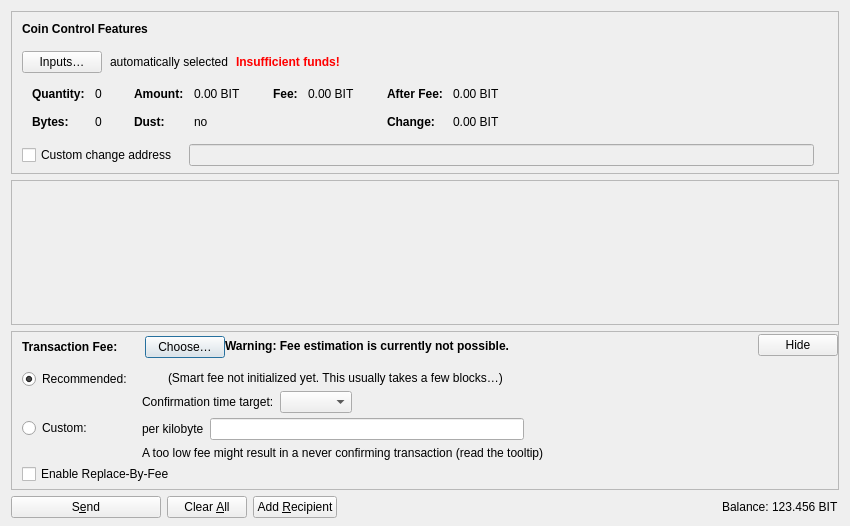
This is src/qt/forms/sendcoinsdialog.ui in bitnet-io/bitnet-core as Qt 5 draws it before an edit. The edited form follows.
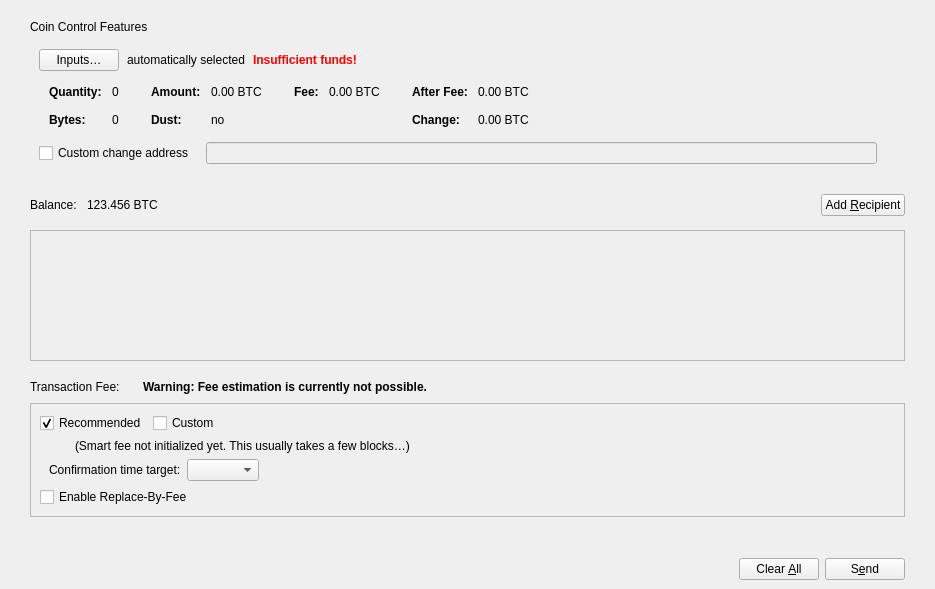
This is the edited form. Icons and pictures are not drawn. Custom widgets are drawn as their Qt base class.

Commit message: attempt to push 70035 for changes for POS every previous version will break must use new version

Patch:
```diff
--- a/src/qt/forms/sendcoinsdialog.ui
+++ b/src/qt/forms/sendcoinsdialog.ui
@@ -6,41 +6,37 @@
    <rect>
     <x>0</x>
     <y>0</y>
-    <width>850</width>
-    <height>526</height>
+    <width>935</width>
+    <height>589</height>
    </rect>
   </property>
   <property name="windowTitle">
    <string>Send Coins</string>
   </property>
-  <layout class="QVBoxLayout" name="verticalLayout" stretch="0,1,0,0">
+  <layout class="QVBoxLayout" name="verticalLayout_6">
+   <property name="leftMargin">
+    <number>0</number>
+   </property>
+   <property name="rightMargin">
+    <number>0</number>
+   </property>
    <property name="bottomMargin">
-    <number>8</number>
+    <number>0</number>
    </property>
    <item>
-    <widget class="QFrame" name="frameCoinControl">
-     <property name="sizePolicy">
-      <sizepolicy hsizetype="Expanding" vsizetype="Expanding">
-       <horstretch>0</horstretch>
-       <verstretch>0</verstretch>
-      </sizepolicy>
+    <layout class="QVBoxLayout" name="verticalLayout_11">
+     <property name="leftMargin">
+      <number>30</number>
      </property>
-     <property name="maximumSize">
-      <size>
-       <width>16777215</width>
-       <height>16777215</height>
-      </size>
+     <property name="topMargin">
+      <number>9</number>
      </property>
-     <property name="frameShape">
-      <enum>QFrame::StyledPanel</enum>
+     <property name="rightMargin">
+      <number>30</number>
      </property>
-     <property name="frameShadow">
-      <enum>QFrame::Sunken</enum>
-     </property>
-     <layout class="QVBoxLayout" name="verticalLayoutCoinControl2">
-      <property name="spacing">
-       <number>0</number>
-      </property>
+     <item>
+      <widget class="QWidget" name="coinControlWidget" native="true">
+       <layout class="QVBoxLayout" name="verticalLayout_9">
       <property name="leftMargin">
        <number>0</number>
       </property>
@@ -51,48 +47,26 @@
        <number>0</number>
       </property>
       <property name="bottomMargin">
-       <number>6</number>
-      </property>
-      <item>
-       <layout class="QVBoxLayout" name="verticalLayoutCoinControl" stretch="0,0,0,0,1">
-        <property name="spacing">
          <number>0</number>
         </property>
-        <property name="leftMargin">
-         <number>10</number>
-        </property>
-        <property name="topMargin">
-         <number>10</number>
-        </property>
         <item>
-         <layout class="QHBoxLayout" name="horizontalLayoutCoinControl1">
-          <property name="bottomMargin">
-           <number>15</number>
-          </property>
-          <item>
-           <widget class="QLabel" name="labelCoinControlFeatures">
-            <property name="sizePolicy">
-             <sizepolicy hsizetype="Preferred" vsizetype="Maximum">
-              <horstretch>0</horstretch>
-              <verstretch>0</verstretch>
-             </sizepolicy>
-            </property>
-            <property name="font">
-             <font>
-              <weight>75</weight>
-              <bold>true</bold>
-             </font>
-            </property>
-            <property name="styleSheet">
-             <string notr="true">font-weight:bold;</string>
-            </property>
+         <widget class="QLabel" name="label_2">
             <property name="text">
              <string>Coin Control Features</string>
             </property>
            </widget>
           </item>
-         </layout>
-        </item>
+        <item>
+         <widget class="QWidget" name="coinControlContentsWidget" native="true">
+          <layout class="QVBoxLayout" name="verticalLayout_8">
+           <property name="bottomMargin">
+            <number>6</number>
+           </property>
+           <item>
+            <layout class="QVBoxLayout" name="verticalLayoutCoinControl" stretch="0,0,0,1">
+             <property name="spacing">
+              <number>0</number>
+             </property>
         <item>
          <layout class="QHBoxLayout" name="horizontalLayoutCoinControl2" stretch="0,0,0,0">
           <property name="spacing">
@@ -247,7 +221,7 @@
                   <number>0</number>
                  </property>
                  <property name="textInteractionFlags">
-                  <set>Qt::LinksAccessibleByMouse|Qt::TextSelectableByKeyboard|Qt::TextSelectableByMouse</set>
+                       <set>Qt::LinksAccessibleByMouse|Qt::TextSelectableByMouse</set>
                  </property>
                 </widget>
                </item>
@@ -276,7 +250,7 @@
                   <string notr="true">0</string>
                  </property>
                  <property name="textInteractionFlags">
-                  <set>Qt::LinksAccessibleByMouse|Qt::TextSelectableByKeyboard|Qt::TextSelectableByMouse</set>
+                       <set>Qt::LinksAccessibleByMouse|Qt::TextSelectableByMouse</set>
                  </property>
                 </widget>
                </item>
@@ -324,10 +298,10 @@
                   <enum>Qt::ActionsContextMenu</enum>
                  </property>
                  <property name="text">
-                  <string notr="true">0.00 BIT</string>
+                       <string notr="true">0.00 BTC</string>
                  </property>
                  <property name="textInteractionFlags">
-                  <set>Qt::LinksAccessibleByMouse|Qt::TextSelectableByKeyboard|Qt::TextSelectableByMouse</set>
+                       <set>Qt::LinksAccessibleByMouse|Qt::TextSelectableByMouse</set>
                  </property>
                 </widget>
                </item>
@@ -356,7 +330,7 @@
                   <string notr="true">no</string>
                  </property>
                  <property name="textInteractionFlags">
-                  <set>Qt::LinksAccessibleByMouse|Qt::TextSelectableByKeyboard|Qt::TextSelectableByMouse</set>
+                       <set>Qt::LinksAccessibleByMouse|Qt::TextSelectableByMouse</set>
                  </property>
                 </widget>
                </item>
@@ -404,10 +378,10 @@
                   <enum>Qt::ActionsContextMenu</enum>
                  </property>
                  <property name="text">
-                  <string notr="true">0.00 BIT</string>
+                       <string notr="true">0.00 BTC</string>
                  </property>
                  <property name="textInteractionFlags">
-                  <set>Qt::LinksAccessibleByMouse|Qt::TextSelectableByKeyboard|Qt::TextSelectableByMouse</set>
+                       <set>Qt::LinksAccessibleByMouse|Qt::TextSelectableByMouse</set>
                  </property>
                 </widget>
                </item>
@@ -455,10 +429,10 @@
                   <enum>Qt::ActionsContextMenu</enum>
                  </property>
                  <property name="text">
-                  <string notr="true">0.00 BIT</string>
+                       <string notr="true">0.00 BTC</string>
                  </property>
                  <property name="textInteractionFlags">
-                  <set>Qt::LinksAccessibleByMouse|Qt::TextSelectableByKeyboard|Qt::TextSelectableByMouse</set>
+                       <set>Qt::LinksAccessibleByMouse|Qt::TextSelectableByMouse</set>
                  </property>
                 </widget>
                </item>
@@ -484,10 +458,10 @@
                   <enum>Qt::ActionsContextMenu</enum>
                  </property>
                  <property name="text">
-                  <string notr="true">0.00 BIT</string>
+                       <string notr="true">0.00 BTC</string>
                  </property>
                  <property name="textInteractionFlags">
-                  <set>Qt::LinksAccessibleByMouse|Qt::TextSelectableByKeyboard|Qt::TextSelectableByMouse</set>
+                       <set>Qt::LinksAccessibleByMouse|Qt::TextSelectableByMouse</set>
                  </property>
                 </widget>
                </item>
@@ -510,7 +484,7 @@
            <number>5</number>
           </property>
           <property name="rightMargin">
-           <number>5</number>
+                <number>0</number>
           </property>
           <item>
            <widget class="QCheckBox" name="checkBoxCoinControlChange">
@@ -577,6 +551,138 @@
      </layout>
     </widget>
    </item>
+       </layout>
+      </widget>
+     </item>
+    </layout>
+   </item>
+   <item>
+    <widget class="QWidget" name="widgetRecipients" native="true">
+     <property name="sizePolicy">
+      <sizepolicy hsizetype="Preferred" vsizetype="Preferred">
+       <horstretch>0</horstretch>
+       <verstretch>1</verstretch>
+      </sizepolicy>
+     </property>
+     <layout class="QVBoxLayout" name="verticalLayout_7">
+      <property name="spacing">
+       <number>0</number>
+      </property>
+      <property name="leftMargin">
+       <number>30</number>
+      </property>
+      <property name="topMargin">
+       <number>0</number>
+      </property>
+      <property name="rightMargin">
+       <number>30</number>
+      </property>
+      <property name="bottomMargin">
+       <number>0</number>
+      </property>
+      <item>
+       <layout class="QHBoxLayout" name="horizontalLayout_4">
+        <property name="topMargin">
+         <number>3</number>
+        </property>
+        <property name="rightMargin">
+         <number>0</number>
+        </property>
+        <property name="bottomMargin">
+         <number>0</number>
+        </property>
+        <item>
+         <widget class="QLabel" name="labelBalanceName">
+          <property name="sizePolicy">
+           <sizepolicy hsizetype="Preferred" vsizetype="Preferred">
+            <horstretch>0</horstretch>
+            <verstretch>0</verstretch>
+           </sizepolicy>
+          </property>
+          <property name="minimumSize">
+           <size>
+            <width>20</width>
+            <height>50</height>
+           </size>
+          </property>
+          <property name="text">
+           <string>Balance:</string>
+          </property>
+         </widget>
+        </item>
+        <item>
+         <spacer name="horizontalSpacer_8">
+          <property name="orientation">
+           <enum>Qt::Horizontal</enum>
+          </property>
+          <property name="sizeType">
+           <enum>QSizePolicy::Fixed</enum>
+          </property>
+          <property name="sizeHint" stdset="0">
+           <size>
+            <width>10</width>
+            <height>20</height>
+           </size>
+          </property>
+         </spacer>
+        </item>
+        <item>
+         <widget class="QLabel" name="labelBalance">
+          <property name="sizePolicy">
+           <sizepolicy hsizetype="Preferred" vsizetype="Preferred">
+            <horstretch>0</horstretch>
+            <verstretch>0</verstretch>
+           </sizepolicy>
+          </property>
+          <property name="minimumSize">
+           <size>
+            <width>20</width>
+            <height>50</height>
+           </size>
+          </property>
+          <property name="cursor">
+           <cursorShape>IBeamCursor</cursorShape>
+          </property>
+          <property name="text">
+           <string notr="true">123.456 BTC</string>
+          </property>
+          <property name="textInteractionFlags">
+           <set>Qt::LinksAccessibleByMouse|Qt::TextSelectableByMouse</set>
+          </property>
+         </widget>
+        </item>
+        <item>
+         <spacer name="horizontalSpacer_7">
+          <property name="orientation">
+           <enum>Qt::Horizontal</enum>
+          </property>
+          <property name="sizeHint" stdset="0">
+           <size>
+            <width>40</width>
+            <height>20</height>
+           </size>
+          </property>
+         </spacer>
+        </item>
+        <item>
+         <widget class="QtumPushButton" name="addButton">
+          <property name="toolTip">
+           <string>Send to multiple recipients at once</string>
+          </property>
+          <property name="text">
+           <string>Add &amp;Recipient</string>
+          </property>
+          <property name="icon">
+           <iconset>
+            <normaloff>:/icons/add_recipient</normaloff>:/icons/add_recipient</iconset>
+          </property>
+          <property name="autoDefault">
+           <bool>false</bool>
+          </property>
+         </widget>
+        </item>
+       </layout>
+      </item>
    <item>
     <widget class="QScrollArea" name="scrollArea">
      <property name="widgetResizable">
@@ -587,8 +693,8 @@
        <rect>
         <x>0</x>
         <y>0</y>
-        <width>830</width>
-        <height>104</height>
+           <width>873</width>
+           <height>68</height>
        </rect>
       </property>
       <layout class="QVBoxLayout" name="verticalLayout_2" stretch="0,1">
@@ -619,7 +725,7 @@
          <property name="sizeHint" stdset="0">
           <size>
            <width>20</width>
-           <height>40</height>
+              <height>0</height>
           </size>
          </property>
         </spacer>
@@ -628,52 +734,35 @@
      </widget>
     </widget>
    </item>
+     </layout>
+    </widget>
+   </item>
    <item>
-    <widget class="QFrame" name="frameFee">
-     <property name="sizePolicy">
-      <sizepolicy hsizetype="Expanding" vsizetype="Expanding">
-       <horstretch>0</horstretch>
-       <verstretch>0</verstretch>
-      </sizepolicy>
+    <spacer name="verticalSpacer_2">
+     <property name="orientation">
+      <enum>Qt::Vertical</enum>
      </property>
-     <property name="maximumSize">
+     <property name="sizeType">
+      <enum>QSizePolicy::Fixed</enum>
+     </property>
+     <property name="sizeHint" stdset="0">
       <size>
-       <width>16777215</width>
-       <height>16777215</height>
+       <width>20</width>
+       <height>10</height>
       </size>
      </property>
-     <property name="frameShape">
-      <enum>QFrame::StyledPanel</enum>
-     </property>
-     <property name="frameShadow">
-      <enum>QFrame::Sunken</enum>
-     </property>
-     <layout class="QVBoxLayout" name="verticalLayoutFee1">
-      <property name="spacing">
-       <number>0</number>
-      </property>
+    </spacer>
+   </item>
+   <item>
+    <layout class="QVBoxLayout" name="verticalLayout_10">
       <property name="leftMargin">
-       <number>0</number>
-      </property>
-      <property name="topMargin">
-       <number>0</number>
+      <number>30</number>
       </property>
       <property name="rightMargin">
-       <number>0</number>
+      <number>30</number>
       </property>
       <property name="bottomMargin">
-       <number>0</number>
-      </property>
-      <item>
-       <layout class="QVBoxLayout" name="verticalLayoutFee2" stretch="0,0,0">
-        <property name="spacing">
-         <number>0</number>
-        </property>
-        <property name="leftMargin">
-         <number>10</number>
-        </property>
-        <property name="topMargin">
-         <number>0</number>
+      <number>20</number>
         </property>
         <item>
          <layout class="QHBoxLayout" name="horizontalLayoutFee1">
@@ -685,22 +774,6 @@
             <property name="spacing">
              <number>0</number>
             </property>
-            <item>
-             <spacer name="verticalSpacerSmartFee">
-              <property name="orientation">
-               <enum>Qt::Vertical</enum>
-              </property>
-              <property name="sizeType">
-               <enum>QSizePolicy::Fixed</enum>
-              </property>
-              <property name="sizeHint" stdset="0">
-               <size>
-                <width>1</width>
-                <height>4</height>
-               </size>
-              </property>
-             </spacer>
-            </item>
             <item>
              <layout class="QHBoxLayout" name="horizontalLayoutSmartFee">
               <property name="spacing">
@@ -716,13 +789,10 @@
                 </property>
                 <property name="font">
                  <font>
-                  <weight>75</weight>
-                  <bold>true</bold>
-                 </font>
-                </property>
-                <property name="styleSheet">
-                 <string notr="true">font-weight:bold;</string>
-                </property>
+               <weight>50</weight>
+               <bold>false</bold>
+              </font>
+             </property>
                 <property name="text">
                  <string>Transaction Fee:</string>
                 </property>
@@ -735,41 +805,21 @@
                 </property>
                </widget>
               </item>
-              <item>
-               <widget class="QPushButton" name="buttonChooseFee">
-                <property name="text">
-                 <string>Choose…</string>
-                </property>
-               </widget>
-              </item>
-             </layout>
-            </item>
-            <item>
-             <spacer name="verticalSpacer_5">
-              <property name="orientation">
-               <enum>Qt::Vertical</enum>
-              </property>
-              <property name="sizeHint" stdset="0">
-               <size>
-                <width>1</width>
-                <height>1</height>
-               </size>
-              </property>
-             </spacer>
-            </item>
+          </layout>
+         </item>
            </layout>
           </item>
           <item>
            <widget class="QLabel" name="fallbackFeeWarningLabel">
+         <property name="font">
+          <font>
+           <weight>75</weight>
+           <bold>true</bold>
+          </font>
+         </property>
             <property name="toolTip">
              <string>Using the fallbackfee can result in sending a transaction that will take several hours or days (or never) to confirm. Consider choosing your fee manually or wait until you have validated the complete chain.</string>
             </property>
-            <property name="font">
-            <font>
-                <weight>75</weight>
-                <bold>true</bold>
-            </font>
-            </property>
             <property name="text">
              <string>Warning: Fee estimation is currently not possible.</string>
             </property>
@@ -794,125 +844,35 @@
             </property>
            </spacer>
           </item>
-          <item>
-           <widget class="QPushButton" name="buttonMinimizeFee">
-            <property name="toolTip">
-             <string>Hide transaction fee settings</string>
-            </property>
-            <property name="text">
-             <string>Hide</string>
-            </property>
-           </widget>
-          </item>
          </layout>
         </item>
         <item>
-         <widget class="QFrame" name="frameFeeSelection">
-          <layout class="QVBoxLayout" name="verticalLayoutFee12">
-           <property name="spacing">
-            <number>0</number>
-           </property>
-           <property name="leftMargin">
-            <number>0</number>
-           </property>
-           <property name="topMargin">
-            <number>0</number>
-           </property>
-           <property name="rightMargin">
-            <number>0</number>
-           </property>
-           <property name="bottomMargin">
-            <number>0</number>
-           </property>
-           <item>
-            <layout class="QGridLayout" name="gridLayoutFee">
-             <property name="topMargin">
-              <number>10</number>
-             </property>
-             <property name="bottomMargin">
-              <number>4</number>
-             </property>
-             <property name="horizontalSpacing">
-              <number>10</number>
-             </property>
-             <property name="verticalSpacing">
-              <number>4</number>
-             </property>
-             <item row="1" column="1">
-              <layout class="QVBoxLayout" name="verticalLayoutFee8">
-               <property name="spacing">
-                <number>6</number>
-               </property>
-               <item>
-                <layout class="QHBoxLayout" name="horizontalLayoutFee13">
-                 <item>
-                  <widget class="QLabel" name="labelCustomPerKilobyte">
-                   <property name="toolTip">
-                    <string>Specify a custom fee per kB (1,000 bytes) of the transaction's virtual size.
-
-Note:  Since the fee is calculated on a per-byte basis, a fee rate of "100 satoshis per kvB" for a transaction size of 500 virtual bytes (half of 1 kvB) would ultimately yield a fee of only 50 satoshis.</string>
-                   </property>
-                   <property name="text">
-                    <string>per kilobyte</string>
-                   </property>
-                  </widget>
-                 </item>
-                 <item>
-                  <widget class="BitnetAmountField" name="customFee"/>
-                 </item>
-                 <item>
-                  <spacer name="horizontalSpacer_6">
-                   <property name="orientation">
-                    <enum>Qt::Horizontal</enum>
-                   </property>
-                   <property name="sizeHint" stdset="0">
+      <widget class="QFrame" name="frameFee">
+       <property name="sizePolicy">
+        <sizepolicy hsizetype="Expanding" vsizetype="Expanding">
+         <horstretch>0</horstretch>
+         <verstretch>0</verstretch>
+        </sizepolicy>
+       </property>
+       <property name="maximumSize">
                     <size>
-                     <width>1</width>
-                     <height>1</height>
-                    </size>
-                   </property>
-                  </spacer>
-                 </item>
-                </layout>
-               </item>
-               <item>
-                <layout class="QHBoxLayout" name="horizontalLayoutFee8">
-                 <item>
-                  <widget class="QLabel" name="labelCustomFeeWarning">
-                   <property name="enabled">
-                    <bool>true</bool>
-                   </property>
-                   <property name="toolTip">
-                    <string>When there is less transaction volume than space in the blocks, miners as well as relaying nodes may enforce a minimum fee. Paying only this minimum fee is just fine, but be aware that this can result in a never confirming transaction once there is more demand for bitnet transactions than the network can process.</string>
-                   </property>
-                   <property name="text">
-                    <string>A too low fee might result in a never confirming transaction (read the tooltip)</string>
-                   </property>
-                  </widget>
-                 </item>
+         <width>16777215</width>
+         <height>16777215</height>
+        </size>
+       </property>
+       <property name="frameShape">
+        <enum>QFrame::StyledPanel</enum>
+       </property>
+       <property name="frameShadow">
+        <enum>QFrame::Sunken</enum>
+       </property>
+       <layout class="QVBoxLayout" name="verticalLayout_5">
                  <item>
-                  <spacer name="horizontalSpacer_2">
-                   <property name="orientation">
-                    <enum>Qt::Horizontal</enum>
-                   </property>
-                   <property name="sizeHint" stdset="0">
-                    <size>
-                     <width>1</width>
-                     <height>1</height>
-                    </size>
-                   </property>
-                  </spacer>
-                 </item>
-                </layout>
-               </item>
-              </layout>
-             </item>
-             <item row="0" column="0">
-              <layout class="QVBoxLayout" name="verticalLayoutFee4" stretch="0,1">
+         <layout class="QHBoxLayout" name="horizontalLayout_3">
                <item>
-                <widget class="QRadioButton" name="radioSmartFee">
+           <widget class="QCheckBox" name="radioSmartFee">
                  <property name="text">
-                  <string>Recommended:</string>
+             <string>Recommended</string>
                  </property>
                  <property name="checked">
                   <bool>true</bool>
@@ -923,26 +883,9 @@
                 </widget>
                </item>
                <item>
-                <spacer name="verticalSpacer_2">
-                 <property name="orientation">
-                  <enum>Qt::Vertical</enum>
-                 </property>
-                 <property name="sizeHint" stdset="0">
-                  <size>
-                   <width>1</width>
-                   <height>1</height>
-                  </size>
-                 </property>
-                </spacer>
-               </item>
-              </layout>
-             </item>
-             <item row="1" column="0">
-              <layout class="QVBoxLayout" name="verticalLayoutFee9" stretch="0,1">
-               <item>
-                <widget class="QRadioButton" name="radioCustomFee">
+           <widget class="QCheckBox" name="radioCustomFee">
                  <property name="text">
-                  <string>Custom:</string>
+             <string>Custom</string>
                  </property>
                  <attribute name="buttonGroup">
                   <string notr="true">groupFee</string>
@@ -950,27 +893,53 @@
                 </widget>
                </item>
                <item>
-                <spacer name="verticalSpacer_6">
+           <spacer name="horizontalSpacer_3">
                  <property name="orientation">
-                  <enum>Qt::Vertical</enum>
+             <enum>Qt::Horizontal</enum>
                  </property>
                  <property name="sizeHint" stdset="0">
                   <size>
-                   <width>1</width>
-                   <height>1</height>
+              <width>40</width>
+              <height>20</height>
                   </size>
                  </property>
                 </spacer>
                </item>
               </layout>
              </item>
-             <item row="0" column="1">
-              <layout class="QVBoxLayout" name="verticalLayoutFee3" stretch="0,0,1">
-               <property name="spacing">
-                <number>6</number>
+        <item>
+         <widget class="QFrame" name="frameFeeSelection">
+          <layout class="QVBoxLayout" name="verticalLayout_4">
+           <property name="leftMargin">
+            <number>9</number>
                </property>
                <property name="topMargin">
-                <number>2</number>
+            <number>0</number>
+           </property>
+           <property name="rightMargin">
+            <number>0</number>
+           </property>
+           <property name="bottomMargin">
+            <number>0</number>
+           </property>
+           <item>
+            <widget class="QStackedWidget" name="stackedFeeTypes">
+             <property name="currentIndex">
+              <number>0</number>
+             </property>
+             <widget class="QWidget" name="page">
+              <layout class="QVBoxLayout" name="verticalLayout_3">
+               <property name="leftMargin">
+                <number>0</number>
+               </property>
+               <property name="topMargin">
+                <number>0</number>
+               </property>
+               <property name="rightMargin">
+                <number>0</number>
+               </property>
+               <property name="bottomMargin">
+                <number>0</number>
                </property>
                <item>
                 <layout class="QHBoxLayout" name="horizontalLayoutFee12">
@@ -979,6 +948,9 @@
                    <property name="text">
                     <string/>
                    </property>
+                   <property name="margin">
+                    <number>2</number>
+                   </property>
                   </widget>
                  </item>
                  <item>
@@ -993,6 +965,9 @@
                    <property name="text">
                     <string>(Smart fee not initialized yet. This usually takes a few blocks…)</string>
                    </property>
+                   <property name="margin">
+                    <number>2</number>
+                   </property>
                   </widget>
                  </item>
                  <item>
@@ -1019,6 +994,9 @@
                      <property name="text">
                       <string>Confirmation time target:</string>
                      </property>
+                     <property name="margin">
+                      <number>2</number>
+                     </property>
                     </widget>
                    </item>
                   </layout>
@@ -1055,10 +1033,41 @@
                  </item>
                 </layout>
                </item>
+              </layout>
+             </widget>
+             <widget class="QWidget" name="page_2">
+              <layout class="QVBoxLayout" name="verticalLayout">
+               <property name="leftMargin">
+                <number>0</number>
+               </property>
+               <property name="topMargin">
+                <number>0</number>
+               </property>
+               <property name="rightMargin">
+                <number>0</number>
+               </property>
+               <property name="bottomMargin">
+                <number>0</number>
+               </property>
                <item>
-                <spacer name="verticalSpacer_4">
+                <layout class="QHBoxLayout" name="horizontalLayoutFee13">
+                 <item>
+                  <widget class="QLabel" name="labelCustomPerKilobyte">
+                   <property name="toolTip">
+                    <string>If the custom fee is set to 1000 satoshis and the transaction is only 250 bytes, then &quot;per kilobyte&quot; only pays 250 satoshis in fee, while &quot;total at least&quot; pays 1000 satoshis. For transactions bigger than a kilobyte both pay by kilobyte.</string>
+                   </property>
+                   <property name="text">
+                    <string>per kilobyte</string>
+                   </property>
+                  </widget>
+                 </item>
+                 <item>
+                  <widget class="BitcoinAmountField" name="customFee"/>
+                 </item>
+                 <item>
+                  <spacer name="horizontalSpacer_6">
                  <property name="orientation">
-                  <enum>Qt::Vertical</enum>
+                    <enum>Qt::Horizontal</enum>
                  </property>
                  <property name="sizeHint" stdset="0">
                   <size>
@@ -1070,66 +1079,82 @@
                </item>
               </layout>
              </item>
-            </layout>
+               <item>
+                <layout class="QHBoxLayout" name="horizontalLayoutFee8">
+                 <item>
+                  <widget class="QLabel" name="labelCustomFeeWarning">
+                   <property name="enabled">
+                    <bool>true</bool>
+                   </property>
+                   <property name="toolTip">
+                    <string>When there is less transaction volume than space in the blocks, miners as well as relaying nodes may enforce a minimum fee. Paying only this minimum fee is just fine, but be aware that this can result in a never confirming transaction once there is more demand for qtum transactions than the network can process.</string>
+                   </property>
+                   <property name="text">
+                    <string>A too low fee might result in a never confirming transaction (read the tooltip)</string>
+                   </property>
+                  </widget>
+                 </item>
+                 <item>
+                  <spacer name="horizontalSpacer_2">
+                   <property name="orientation">
+                    <enum>Qt::Horizontal</enum>
+                   </property>
+                   <property name="sizeHint" stdset="0">
+                    <size>
+                     <width>1</width>
+                     <height>1</height>
+                    </size>
+                   </property>
+                  </spacer>
+                 </item>
+                </layout>
+               </item>
+              </layout>
+             </widget>
+            </widget>
+           </item>
+          </layout>
+         </widget>
            </item>
            <item>
             <widget class="QCheckBox" name="optInRBF">
-             <property name="text">
-              <string>Enable Replace-By-Fee</string>
-             </property>
              <property name="toolTip">
               <string>With Replace-By-Fee (BIP-125) you can increase a transaction's fee after it is sent. Without this, a higher fee may be recommended to compensate for increased transaction delay risk.</string>
              </property>
+          <property name="text">
+           <string>Enable Replace-By-Fee</string>
+          </property>
             </widget>
            </item>
           </layout>
          </widget>
         </item>
+    </layout>
+   </item>
         <item>
-         <spacer name="verticalSpacerFee">
+    <widget class="QWidget" name="buttonsContainerWhite" native="true">
+     <layout class="QHBoxLayout" name="horizontalLayout_2">
+      <property name="leftMargin">
+       <number>30</number>
+      </property>
+      <property name="topMargin">
+       <number>15</number>
+      </property>
+      <property name="rightMargin">
+       <number>30</number>
+      </property>
+      <item>
+       <spacer name="horizontalSpacer">
           <property name="orientation">
-           <enum>Qt::Vertical</enum>
+         <enum>Qt::Horizontal</enum>
           </property>
           <property name="sizeHint" stdset="0">
            <size>
             <width>40</width>
-            <height>5</height>
+          <height>20</height>
            </size>
           </property>
          </spacer>
-        </item>
-       </layout>
-      </item>
-     </layout>
-    </widget>
-   </item>
-   <item>
-    <layout class="QHBoxLayout" name="horizontalLayout">
-     <item>
-      <widget class="QPushButton" name="sendButton">
-       <property name="minimumSize">
-        <size>
-         <width>150</width>
-         <height>0</height>
-        </size>
-       </property>
-       <property name="toolTip">
-        <string>Confirm the send action</string>
-       </property>
-       <property name="text">
-        <string>S&amp;end</string>
-       </property>
-       <property name="icon">
-        <iconset resource="../bitnet.qrc">
-         <normaloff>:/icons/send</normaloff>:/icons/send</iconset>
-       </property>
-       <property name="autoDefault">
-        <bool>false</bool>
-       </property>
-       <property name="default">
-        <bool>false</bool>
-       </property>
-      </widget>
      </item>
      <item>
       <widget class="QPushButton" name="clearButton">
@@ -1145,85 +1170,29 @@
        <property name="text">
         <string>Clear &amp;All</string>
        </property>
-       <property name="icon">
-        <iconset resource="../bitnet.qrc">
-         <normaloff>:/icons/remove</normaloff>:/icons/remove</iconset>
-       </property>
        <property name="autoDefault">
         <bool>false</bool>
        </property>
       </widget>
      </item>
      <item>
-      <widget class="QPushButton" name="addButton">
+       <widget class="QPushButton" name="sendButton">
        <property name="toolTip">
-        <string>Send to multiple recipients at once</string>
+         <string>Confirm the send action</string>
        </property>
        <property name="text">
-        <string>Add &amp;Recipient</string>
-       </property>
-       <property name="icon">
-        <iconset resource="../bitnet.qrc">
-         <normaloff>:/icons/add</normaloff>:/icons/add</iconset>
+         <string>S&amp;end</string>
        </property>
        <property name="autoDefault">
         <bool>false</bool>
        </property>
-      </widget>
-     </item>
-     <item>
-      <spacer name="horizontalSpacer">
-       <property name="orientation">
-        <enum>Qt::Horizontal</enum>
-       </property>
-       <property name="sizeHint" stdset="0">
-        <size>
-         <width>40</width>
-         <height>20</height>
-        </size>
-       </property>
-      </spacer>
-     </item>
-     <item>
-      <layout class="QHBoxLayout" name="horizontalLayout_2">
-       <property name="spacing">
-        <number>3</number>
-       </property>
-       <item>
-        <widget class="QLabel" name="labelBalanceName">
-         <property name="sizePolicy">
-          <sizepolicy hsizetype="Preferred" vsizetype="Fixed">
-           <horstretch>0</horstretch>
-           <verstretch>0</verstretch>
-          </sizepolicy>
-         </property>
-         <property name="text">
-          <string>Balance:</string>
-         </property>
-        </widget>
-       </item>
-       <item>
-        <widget class="QLabel" name="labelBalance">
-         <property name="sizePolicy">
-          <sizepolicy hsizetype="Preferred" vsizetype="Fixed">
-           <horstretch>0</horstretch>
-           <verstretch>0</verstretch>
-          </sizepolicy>
-         </property>
-         <property name="cursor">
-          <cursorShape>IBeamCursor</cursorShape>
-         </property>
-         <property name="text">
-          <string notr="true">123.456 BIT</string>
-         </property>
-         <property name="textInteractionFlags">
-          <set>Qt::LinksAccessibleByMouse|Qt::TextSelectableByKeyboard|Qt::TextSelectableByMouse</set>
-         </property>
-        </widget>
-       </item>
-      </layout>
-     </item>
-    </layout>
+        <property name="default">
+         <bool>false</bool>
+        </property>
+       </widget>
+      </item>
+     </layout>
+    </widget>
    </item>
   </layout>
  </widget>
@@ -1234,14 +1203,19 @@
    <header>qt/qvalidatedlineedit.h</header>
   </customwidget>
   <customwidget>
-   <class>BitnetAmountField</class>
+   <class>BitcoinAmountField</class>
    <extends>QLineEdit</extends>
-   <header>qt/bitnetamountfield.h</header>
+   <header>qt/bitcoinamountfield.h</header>
    <container>1</container>
   </customwidget>
+  <customwidget>
+   <class>QtumPushButton</class>
+   <extends>QPushButton</extends>
+   <header>qt/qtumpushbutton.h</header>
+  </customwidget>
  </customwidgets>
  <resources>
-  <include location="../bitnet.qrc"/>
+  <include location="../bitcoin.qrc"/>
  </resources>
  <connections/>
  <buttongroups>
```
Lines whose indentation alone changed are shown as unchanged. The commit also changes 2752 other files.
